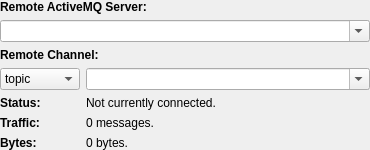
Above: activemq-monitor/LocationProperties.ui from hiamitbhardwaj/ianzepp before the change. Below: the same form after it.
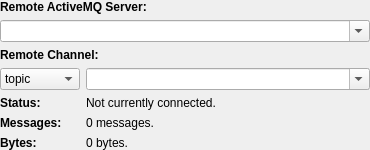
That is the form after the change.

```diff
--- a/activemq-monitor/LocationProperties.ui
+++ b/activemq-monitor/LocationProperties.ui
@@ -163,7 +163,7 @@
         </font>
        </property>
        <property name="text">
-        <string>Traffic:</string>
+        <string>Messages:</string>
        </property>
       </widget>
      </item>
```
Left out of the diff: 12 changed lines with no effect on the pictures.
